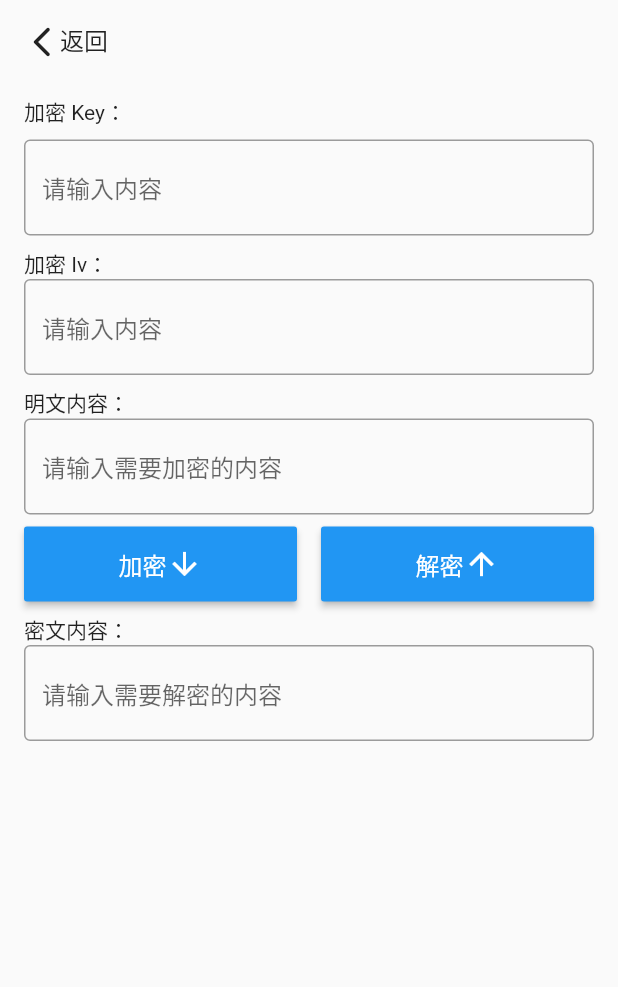
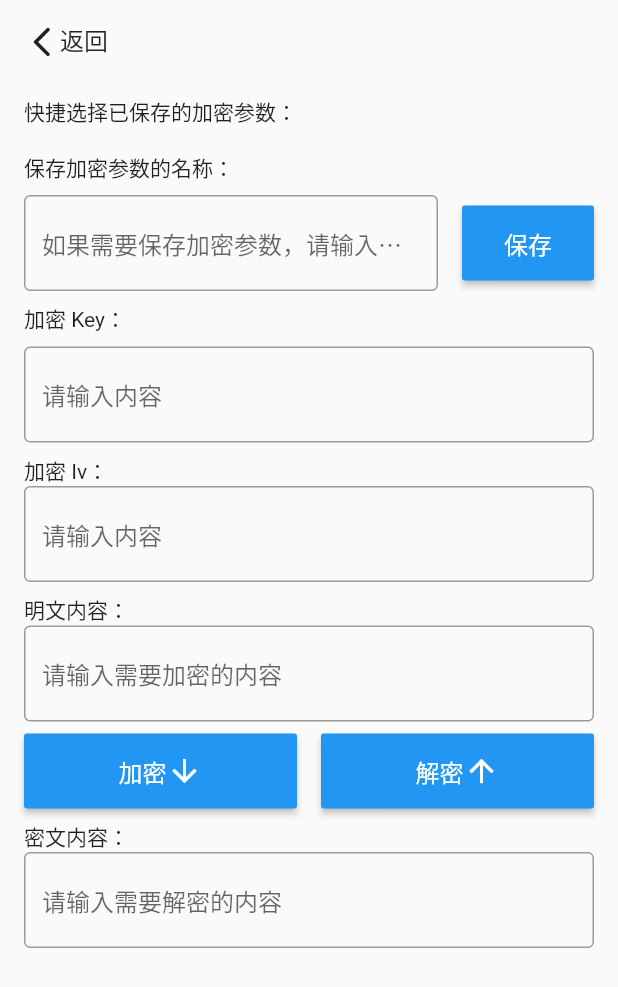
Before and after one commit to JosephusZhou/haha_tools, a Flutter app: the screen it shows after launch, after a tap on "3DES 加解密工具", on a phone screen of 412 x 824 dp. Shown: the top 987 px of the screen. Run offline on Flutter 3.47's test engine with Material 2 defaults, Android fonts, the phone set to English and light mode, and no system bars; drawn by our look-alikes of oktoast; our stand-ins replace convert; missing offline and left inert: buffer_image, dart_des, pasteboard, zxing_lib.

Commit message:
Add a new function of saving configurations

```diff
--- /dev/null
+++ b/lib/com/josephuszhou/entity/config_entity.dart
@@ -0,0 +1,30 @@
+class AppConfigEntity {
+  List<TripleDesConfigEntity> tripleDesConfigList;
+
+  AppConfigEntity(this.tripleDesConfigList);
+
+  AppConfigEntity.fromJson(Map<String, dynamic> json)
+      : tripleDesConfigList = json["tripleDesConfigList"] == null
+            ? []
+            : List<TripleDesConfigEntity>.from(json["tripleDesConfigList"]
+                .map((e) => TripleDesConfigEntity.fromJson(e)));
+
+  Map<String, dynamic> toJson() =>
+      <String, dynamic>{"tripleDesConfigList": tripleDesConfigList};
+}
+
+class TripleDesConfigEntity {
+  String name;
+  String key;
+  String iv;
+
+  TripleDesConfigEntity(this.name, this.key, this.iv);
+
+  TripleDesConfigEntity.fromJson(Map<String, dynamic> json)
+      : name = json["name"] as String,
+        key = json["key"] as String,
+        iv = json["iv"] as String;
+
+  Map<String, dynamic> toJson() =>
+      <String, dynamic>{"name": name, "key": key, "iv": iv};
+}
--- a/lib/com/josephuszhou/main.dart
+++ b/lib/com/josephuszhou/main.dart
@@ -1,4 +1,5 @@
 import 'package:flutter/material.dart';
+import 'package:haha_tools/com/josephuszhou/util/config_util.dart';
 import 'package:oktoast/oktoast.dart';
 
 import 'page/home_page.dart';
@@ -12,6 +13,7 @@ class App extends StatelessWidget {
 
   @override
   Widget build(BuildContext context) {
+    AppConfig().loadConfig();
     return OKToast(
         child: MaterialApp(
       title: 'Flutter Demo',
--- a/lib/com/josephuszhou/page/triple_des_page.dart
+++ b/lib/com/josephuszhou/page/triple_des_page.dart
@@ -1,7 +1,10 @@
 import 'package:flutter/material.dart';
+import 'package:haha_tools/com/josephuszhou/util/config_util.dart';
+import 'package:oktoast/oktoast.dart';
 
+import '../entity/config_entity.dart';
+import '../util/triple_des_util.dart' as triple_des;
 import '../widget/common_widget.dart';
-import '../util/triple_des_util.dart' as triple_des;
 
 class TripleDesPage extends StatefulWidget {
   const TripleDesPage({Key? key}) : super(key: key);
@@ -11,10 +14,13 @@ class TripleDesPage extends StatefulWidget {
 }
 
 class _TripleDesPageState extends State<TripleDesPage> {
+  final TextEditingController _nameController = TextEditingController();
   final TextEditingController _keyController = TextEditingController();
   final TextEditingController _ivController = TextEditingController();
   final TextEditingController _encryptController = TextEditingController();
   final TextEditingController _decryptController = TextEditingController();
+
+  final List<TripleDesConfigEntity> _configList = AppConfig().readTripleDesConfig();
 
   @override
   Widget build(BuildContext context) {
@@ -22,7 +28,6 @@ class _TripleDesPageState extends State<TripleDesPage> {
       width: 16,
       height: 8,
     );
-
     return Scaffold(
       body: Column(
         children: [
@@ -40,6 +45,40 @@ class _TripleDesPageState extends State<TripleDesPage> {
                   child: Column(
                     crossAxisAlignment: CrossAxisAlignment.start,
                     children: [
+                      const Text("快捷选择已保存的加密参数："),
+                      divMargin,
+                      buildSaved3DesConfigWidget(),
+                      divMargin,
+                      const Text("保存加密参数的名称："),
+                      divMargin,
+                      Row(
+                        children: [
+                          Expanded(
+                            child: TextField(
+                              controller: _nameController,
+                              maxLines: 1,
+                              keyboardType: TextInputType.text,
+                              decoration: const InputDecoration(
+                                  hintText: "如果需要保存加密参数，请输入名称",
+                                  border: OutlineInputBorder(
+                                      borderSide:
+                                          BorderSide(color: Colors.grey))),
+                            ),
+                          ),
+                          divMargin,
+                          MaterialButton(
+                            height: 50,
+                            color: Colors.blue,
+                            onPressed: saveKeyIv,
+                            child: const Text(
+                              "保存",
+                              style:
+                                  TextStyle(color: Colors.white, fontSize: 16),
+                            ),
+                          ),
+                        ],
+                      ),
+                      divMargin,
                       const Text("加密 Key："),
                       divMargin,
                       TextField(
@@ -146,10 +185,111 @@ class _TripleDesPageState extends State<TripleDesPage> {
     );
   }
 
+  Widget buildSaved3DesConfigWidget() {
+    return Wrap(
+      children: List.from(_configList.map((e) => Row(
+            mainAxisSize: MainAxisSize.min,
+            children: [
+              Stack(
+                children: [
+                  GestureDetector(
+                    onTap: () {
+                      selectKeyIv(e);
+                    },
+                    child: Container(
+                      margin: const EdgeInsets.only(top: 8, right: 10),
+                      decoration: const BoxDecoration(
+                        color: Colors.blue,
+                        borderRadius: BorderRadius.all(
+                          Radius.circular(12),
+                        ),
+                      ),
+                      padding: const EdgeInsets.only(
+                          left: 8, right: 8, top: 4, bottom: 4),
+                      child: Text(
+                        e.name,
+                        style: const TextStyle(color: Colors.white),
+                      ),
+                    ),
+                  ),
+                  Positioned(
+                      right: 1,
+                      child: GestureDetector(
+                        onTap: () {
+                          removeKeyIv(e.name);
+                        },
+                        child: const Icon(
+                          Icons.remove_circle,
+                          size: 20,
+                        ),
+                      )),
+                ],
+              ),
+            ],
+          ))),
+    );
+  }
+
+  void saveKeyIv() {
+    var name = _nameController.text;
+    var key = _keyController.text;
+    var iv = _ivController.text;
+
+    if (key.isEmpty || iv.isEmpty || name.isEmpty) {
+      showToast("名称和参数不能为空");
+      return;
+    }
+
+    bool exist = false;
+    for (var element in _configList) {
+      if (element.name == name) {
+        exist = true;
+        element.key = key;
+        element.iv = iv;
+        break;
+      }
+    }
+
+    if (!exist) {
+      setState(() {
+        _configList.add(TripleDesConfigEntity(name, key, iv));
+      });
+    }
+
+    AppConfig().writeTripleDesConfig(_configList);
+  }
+
+  void removeKeyIv(String name) {
+    var i = 0;
+    for (; i < _configList.length; i++) {
+      if (_configList[i].name == name) {
+        break;
+      }
+    }
+
+    setState(() {
+      _configList.removeAt(i);
+    });
+
+    AppConfig().writeTripleDesConfig(_configList);
+  }
+
+  void selectKeyIv(TripleDesConfigEntity entity) {
+    _nameController.text = entity.name;
+    _keyController.text = entity.key;
+    _ivController.text = entity.iv;
+  }
+
   void encrypt() {
     var key = _keyController.text;
     var iv = _ivController.text;
     var content = _encryptController.text;
+
+    if (key.isEmpty || iv.isEmpty || content.isEmpty) {
+      showToast("参数和内容不能为空");
+      return;
+    }
+
     String? encryptText = triple_des.encrypt(content, key, iv);
     if (encryptText != null) {
       setState(() {
@@ -162,6 +302,12 @@ class _TripleDesPageState extends State<TripleDesPage> {
     var key = _keyController.text;
     var iv = _ivController.text;
     var content = _decryptController.text;
+
+    if (key.isEmpty || iv.isEmpty || content.isEmpty) {
+      showToast("参数和内容不能为空");
+      return;
+    }
+
     String? decryptText = triple_des.decrypt(content, key, iv);
     if (decryptText != null) {
       setState(() {
--- /dev/null
+++ b/lib/com/josephuszhou/util/config_util.dart
@@ -0,0 +1,66 @@
+import 'dart:convert';
+import 'dart:io';
+
+import 'package:haha_tools/com/josephuszhou/entity/config_entity.dart';
+import 'package:haha_tools/com/josephuszhou/util/log_util.dart';
+import 'package:path/path.dart' as p;
+
+class AppConfig {
+  static final AppConfig _instance = AppConfig._internal();
+
+  factory AppConfig() {
+    return _instance;
+  }
+
+  AppConfig._internal();
+
+  late AppConfigEntity _appConfig;
+
+  File? file;
+
+  void loadConfig() async {
+    String? path;
+    switch (Platform.operatingSystem) {
+      case 'linux':
+      case 'macos':
+        path = Platform.environment['HOME'];
+        break;
+      case 'windows':
+        path = Platform.environment['USERPROFILE'];
+        break;
+      case 'android':
+      case 'ios':
+      default:
+        break;
+    }
+
+    if (path != null) {
+      path = p.join(path, ".hahaTools", "config.json");
+      dLog(path);
+
+      file = File(path);
+      if (file!.existsSync()) {
+        String jsonString = file!.readAsStringSync();
+        _appConfig = AppConfigEntity.fromJson(json.decode(jsonString));
+      } else {
+        file!.createSync(recursive: true);
+        file!.writeAsStringSync("{}");
+        _appConfig = AppConfigEntity.fromJson(json.decode("{}"));
+      }
+    } else {
+      _appConfig = AppConfigEntity([]);
+    }
+  }
+
+  List<TripleDesConfigEntity> readTripleDesConfig() {
+    return _appConfig.tripleDesConfigList;
+  }
+
+  void writeTripleDesConfig(List<TripleDesConfigEntity> list) {
+    _appConfig.tripleDesConfigList = list;
+    String newJsonString = json.encode(_appConfig.toJson());
+    if (file != null) {
+      file!.writeAsStringSync(newJsonString);
+    }
+  }
+}
--- a/pubspec.yaml
+++ b/pubspec.yaml
@@ -46,6 +46,8 @@ dependencies:
   convert: ^3.0.1
 
   oktoast: ^3.2.0
+
+  path: ^1.8.1
 
 dev_dependencies:
   flutter_test:
```
Also changed, not shown: pubspec.lock, 1 other file.
